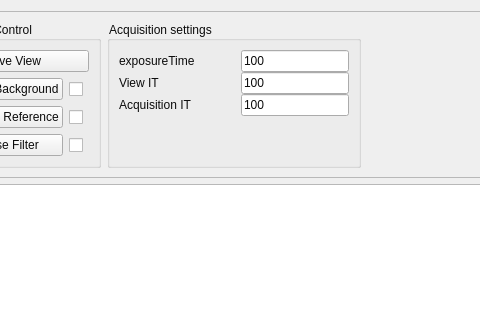
First picture: the form in gui/views/filterViewUi.ui, repository PyMarc2/OceanOpticsSpectroViewer, before the edit; both pictures show x 91 to 571 and y 0 to 320 of the 713 by 741 pixel window.
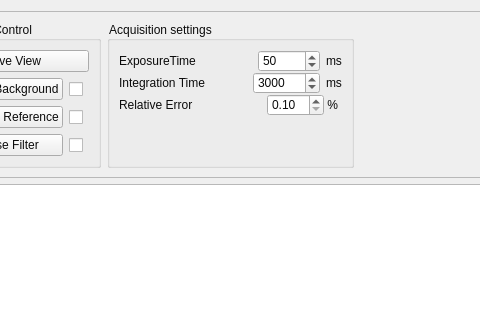
Second picture: the form after the edit. Custom widgets are drawn as their Qt base class.

```diff
--- a/gui/views/filterViewUi.ui
+++ b/gui/views/filterViewUi.ui
@@ -258,9 +258,11 @@
              <number>0</number>
             </property>
             <item>
+             <layout class="QHBoxLayout" name="horizontalLayout_11">
+              <item>
              <widget class="QLabel" name="la_acqTime">
               <property name="text">
-               <string>exposureTime</string>
+                 <string>ExposureTime</string>
               </property>
              </widget>
             </item>
@@ -270,7 +272,7 @@
                <enum>Qt::Horizontal</enum>
               </property>
               <property name="sizeType">
-               <enum>QSizePolicy::Maximum</enum>
+                 <enum>QSizePolicy::Expanding</enum>
               </property>
               <property name="sizeHint" stdset="0">
                <size>
@@ -281,17 +283,41 @@
              </spacer>
             </item>
             <item>
-             <widget class="QLineEdit" name="le_exposure">
+               <widget class="QSpinBox" name="sb_exposure">
               <property name="sizePolicy">
-               <sizepolicy hsizetype="Minimum" vsizetype="Fixed">
+                 <sizepolicy hsizetype="Preferred" vsizetype="Fixed">
                 <horstretch>0</horstretch>
                 <verstretch>0</verstretch>
                </sizepolicy>
               </property>
+                <property name="minimumSize">
+                 <size>
+                  <width>62</width>
+                  <height>0</height>
+                 </size>
+                </property>
+                <property name="minimum">
+                 <number>4</number>
+                </property>
+                <property name="maximum">
+                 <number>99999</number>
+                </property>
+                <property name="singleStep">
+                 <number>10</number>
+                </property>
+                <property name="value">
+                 <number>50</number>
+                </property>
+               </widget>
+              </item>
+              <item>
+               <widget class="QLabel" name="label_2">
               <property name="text">
-               <string>100</string>
-              </property>
-             </widget>
+                 <string>ms</string>
+                </property>
+               </widget>
+              </item>
+             </layout>
             </item>
            </layout>
           </widget>
@@ -312,73 +338,21 @@
              <number>0</number>
             </property>
             <item>
-             <widget class="QLabel" name="la_acqTime_2">
-              <property name="text">
-               <string>View IT</string>
-              </property>
-             </widget>
-            </item>
-            <item>
-             <spacer name="horizontalSpacer_2">
-              <property name="orientation">
-               <enum>Qt::Horizontal</enum>
-              </property>
-              <property name="sizeType">
-               <enum>QSizePolicy::Maximum</enum>
-              </property>
-              <property name="sizeHint" stdset="0">
-               <size>
-                <width>40</width>
-                <height>20</height>
-               </size>
-              </property>
-             </spacer>
-            </item>
-            <item>
-             <widget class="QLineEdit" name="le_viewTime">
-              <property name="sizePolicy">
-               <sizepolicy hsizetype="Minimum" vsizetype="Fixed">
-                <horstretch>0</horstretch>
-                <verstretch>0</verstretch>
-               </sizepolicy>
-              </property>
-              <property name="text">
-               <string>100</string>
-              </property>
-             </widget>
-            </item>
-           </layout>
-          </widget>
-         </item>
-         <item>
-          <widget class="QWidget" name="widget_3" native="true">
-           <layout class="QHBoxLayout" name="horizontalLayout_4">
-            <property name="leftMargin">
-             <number>0</number>
-            </property>
-            <property name="topMargin">
-             <number>0</number>
-            </property>
-            <property name="rightMargin">
-             <number>0</number>
-            </property>
-            <property name="bottomMargin">
-             <number>0</number>
-            </property>
+             <layout class="QHBoxLayout" name="horizontalLayout_10">
             <item>
              <widget class="QLabel" name="la_acqTime_3">
               <property name="text">
-               <string>Acquisition IT</string>
+                 <string>Integration Time</string>
               </property>
              </widget>
             </item>
             <item>
-             <spacer name="horizontalSpacer_3">
+               <spacer name="horizontalSpacer_2">
               <property name="orientation">
                <enum>Qt::Horizontal</enum>
               </property>
               <property name="sizeType">
-               <enum>QSizePolicy::Maximum</enum>
+                 <enum>QSizePolicy::Expanding</enum>
               </property>
               <property name="sizeHint" stdset="0">
                <size>
@@ -389,20 +363,91 @@
              </spacer>
             </item>
             <item>
-             <widget class="QLineEdit" name="le_acqTime">
+               <widget class="QSpinBox" name="sb_acqTime">
+                <property name="minimumSize">
+                 <size>
+                  <width>62</width>
+                  <height>0</height>
+                 </size>
+                </property>
+                <property name="minimum">
+                 <number>10</number>
+                </property>
+                <property name="maximum">
+                 <number>999999</number>
+                </property>
+                <property name="singleStep">
+                 <number>100</number>
+                </property>
+                <property name="value">
+                 <number>3000</number>
+                </property>
+               </widget>
+              </item>
+              <item>
+               <widget class="QLabel" name="label_3">
+                <property name="text">
+                 <string>ms</string>
+                </property>
+               </widget>
+              </item>
+             </layout>
+            </item>
+           </layout>
+          </widget>
+         </item>
+         <item>
+          <layout class="QHBoxLayout" name="horizontalLayout_8">
+           <item>
+            <widget class="QLabel" name="label">
+             <property name="text">
+              <string>Relative Error</string>
+             </property>
+            </widget>
+           </item>
+           <item>
+            <spacer name="horizontalSpacer_5">
+             <property name="orientation">
+              <enum>Qt::Horizontal</enum>
+             </property>
+             <property name="sizeHint" stdset="0">
+              <size>
+               <width>40</width>
+               <height>20</height>
+              </size>
+             </property>
+            </spacer>
+           </item>
+           <item>
+            <widget class="QDoubleSpinBox" name="sb_relError">
               <property name="sizePolicy">
                <sizepolicy hsizetype="Minimum" vsizetype="Fixed">
                 <horstretch>0</horstretch>
                 <verstretch>0</verstretch>
                </sizepolicy>
               </property>
+             <property name="minimumSize">
+              <size>
+               <width>50</width>
+               <height>0</height>
+              </size>
+             </property>
+             <property name="minimum">
+              <double>0.100000000000000</double>
+             </property>
+             <property name="singleStep">
+              <double>0.100000000000000</double>
+             </property>
+            </widget>
+           </item>
+           <item>
+            <widget class="QLabel" name="label_4">
               <property name="text">
-               <string>100</string>
+              <string> % </string>
               </property>
              </widget>
             </item>
            </layout>
-          </widget>
          </item>
          <item>
           <spacer name="verticalSpacer">
```
Lines whose indentation alone changed are shown as unchanged.
